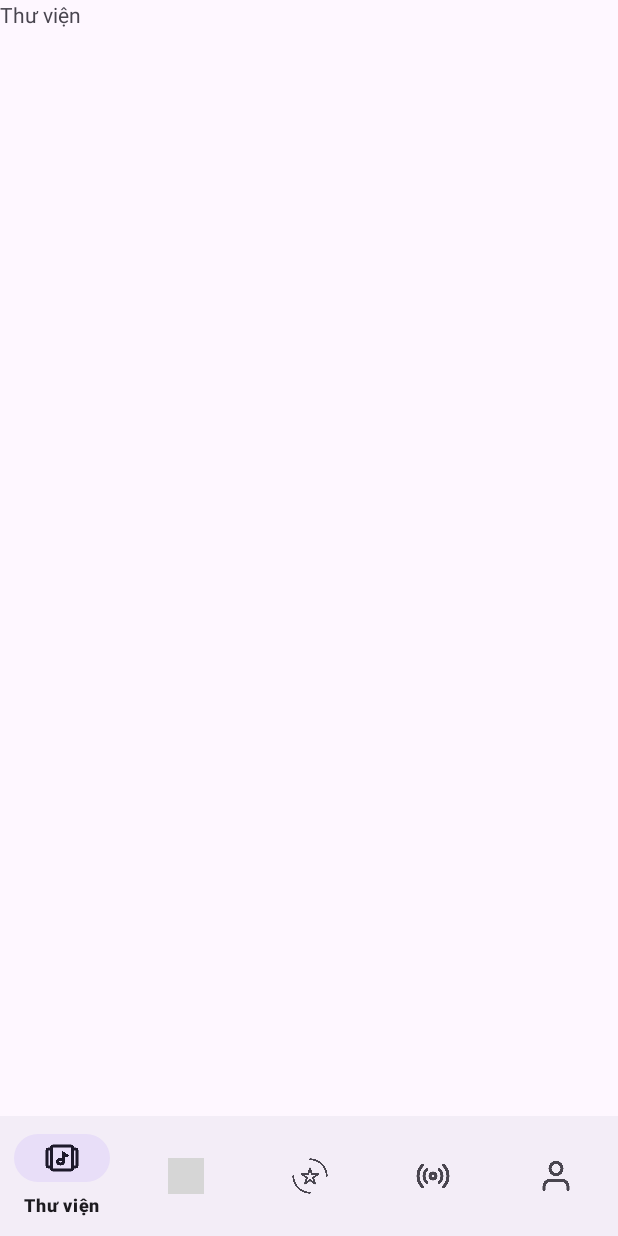
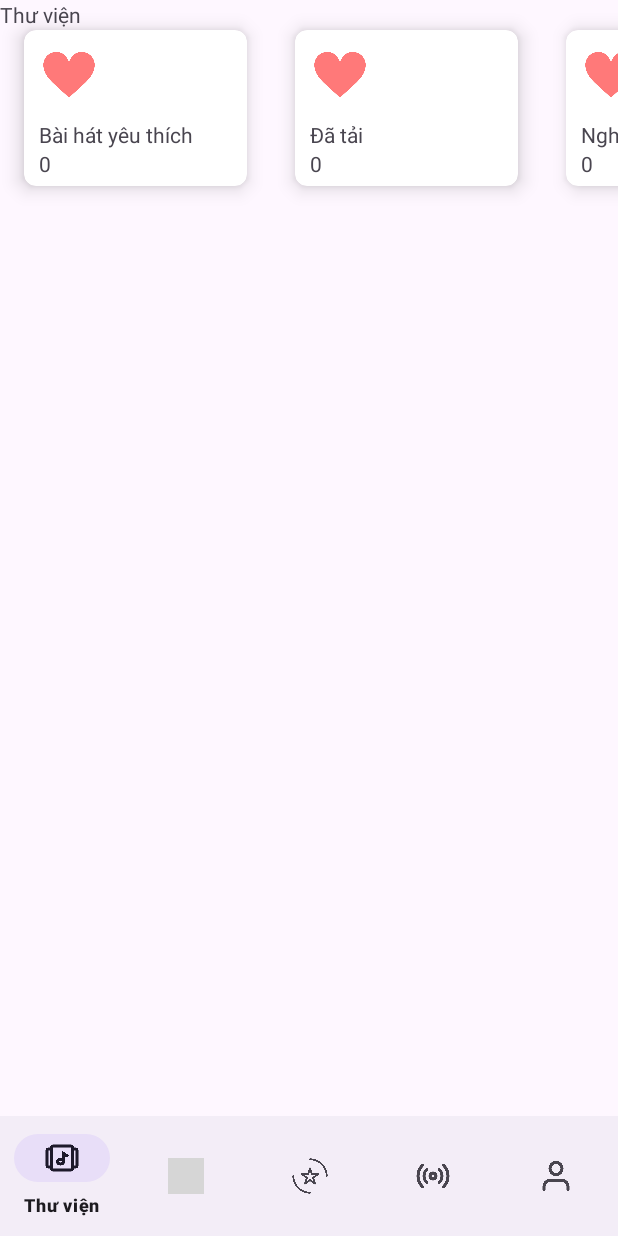
Before and after one commit to tuanthanh2603/android-app-music-listening, an Android app: the screen it shows after launch (MainActivity), on a phone screen of 412 x 824 dp. Run offline under Robolectric (Android 15) with nearby library versions, the phone set to English and light mode, and no system bars; grey boxes are pictures that could not be loaded.

Commit message:
create app success

```diff
--- a/app/src/main/res/layout/fragment_library.xml
+++ b/app/src/main/res/layout/fragment_library.xml
@@ -1,5 +1,6 @@
 <?xml version="1.0" encoding="utf-8"?>
 <FrameLayout xmlns:android="http://schemas.android.com/apk/res/android"
+    xmlns:app="http://schemas.android.com/apk/res-auto"
     xmlns:tools="http://schemas.android.com/tools"
     android:layout_width="match_parent"
     android:layout_height="match_parent"
@@ -17,15 +18,132 @@
         android:orientation="vertical">
 
         <HorizontalScrollView
-            android:layout_width="match_parent"
-            android:layout_height="wrap_content" >
-
+            android:layout_width="wrap_content"
+            android:layout_height="wrap_content">
             <LinearLayout
                 android:layout_width="wrap_content"
                 android:layout_height="match_parent"
                 android:orientation="horizontal">
 
 
+                <androidx.cardview.widget.CardView
+                    android:layout_width="170dp"
+                    android:layout_height="match_parent"
+                    android:layout_margin="5dp"
+                    app:cardCornerRadius="8dp"
+                    app:cardBackgroundColor="#FFFFFF"
+                    app:cardElevation="8dp"
+                    app:cardUseCompatPadding="true">
+
+                    <LinearLayout
+                        android:layout_width="match_parent"
+                        android:layout_height="match_parent"
+                        android:orientation="vertical">
+
+                        <ImageView
+                            android:id="@+id/imageView4"
+                            android:layout_width="40dp"
+                            android:layout_height="40dp"
+                            android:layout_margin="10dp"
+                            android:src="@drawable/love_icon" />
+
+
+                        <TextView
+                            android:id="@+id/textView7"
+                            android:layout_width="match_parent"
+                            android:layout_height="wrap_content"
+                            android:layout_marginLeft="10dp"
+                            android:text="Bài hát yêu thích" />
+
+                        <TextView
+                            android:id="@+id/textView8"
+                            android:layout_width="match_parent"
+                            android:layout_height="wrap_content"
+                            android:layout_marginLeft="10dp"
+                            android:layout_marginBottom="5dp"
+                            android:text="0" />
+                    </LinearLayout>
+                </androidx.cardview.widget.CardView>
+
+                <androidx.cardview.widget.CardView
+                    android:layout_width="170dp"
+                    android:layout_height="match_parent"
+                    android:layout_margin="5dp"
+                    app:cardCornerRadius="8dp"
+                    app:cardBackgroundColor="#FFFFFF"
+                    app:cardElevation="8dp"
+                    app:cardUseCompatPadding="true" >
+
+                    <LinearLayout
+                        android:layout_width="match_parent"
+                        android:layout_height="match_parent"
+
+                        android:orientation="vertical">
+
+                        <ImageView
+                            android:id="@+id/imageView3"
+                            android:layout_width="40dp"
+                            android:layout_height="40dp"
+                            android:layout_margin="10dp"
+                            android:src="@drawable/love_icon" />
+
+
+                        <TextView
+                            android:id="@+id/textView5"
+                            android:layout_width="match_parent"
+                            android:layout_height="wrap_content"
+                            android:layout_marginLeft="10dp"
+                            android:text="Đã tải" />
+
+                        <TextView
+                            android:id="@+id/textView6"
+                            android:layout_width="match_parent"
+                            android:layout_height="wrap_content"
+                            android:layout_marginLeft="10dp"
+                            android:layout_marginBottom="5dp"
+                            android:text="0" />
+                    </LinearLayout>
+                </androidx.cardview.widget.CardView>
+
+                <androidx.cardview.widget.CardView
+                    android:layout_width="170dp"
+                    android:layout_height="match_parent"
+                    android:layout_margin="5dp"
+                    app:cardCornerRadius="8dp"
+                    app:cardBackgroundColor="#FFFFFF"
+                    app:cardElevation="8dp"
+                    app:cardUseCompatPadding="true" >
+
+                    <LinearLayout
+                        android:layout_width="match_parent"
+                        android:layout_height="match_parent"
+                        android:orientation="vertical">
+
+                        <ImageView
+                            android:id="@+id/imageView2"
+                            android:layout_width="40dp"
+                            android:layout_height="40dp"
+                            android:layout_margin="10dp"
+                            android:src="@drawable/love_icon" />
+
+
+                        <TextView
+                            android:id="@+id/textView2"
+                            android:layout_width="match_parent"
+                            android:layout_height="wrap_content"
+                            android:layout_marginLeft="10dp"
+                            android:text="Nghệ sĩ" />
+
+                        <TextView
+                            android:id="@+id/textView3"
+                            android:layout_width="match_parent"
+                            android:layout_height="wrap_content"
+                            android:layout_marginLeft="10dp"
+                            android:layout_marginBottom="5dp"
+                            android:text="0" />
+                    </LinearLayout>
+                </androidx.cardview.widget.CardView>
+
             </LinearLayout>
         </HorizontalScrollView>
     </LinearLayout>
--- a/app/src/main/res/values/colors.xml
+++ b/app/src/main/res/values/colors.xml
@@ -3,4 +3,5 @@
     <color name="black">#FF000000</color>
     <color name="white">#FFFFFFFF</color>
     <color name="text_color_1">#9B4DDF</color>
+    <color name="color2">#F7F7F7</color>
 </resources>
```
Also changed, not shown: app/src/main/res/drawable/love_icon.png (added).
